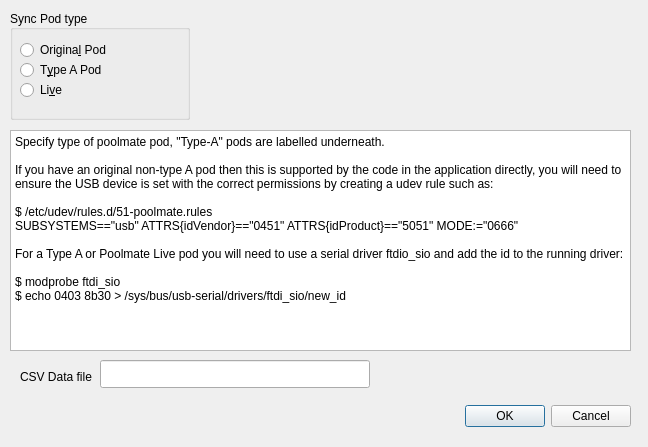
Qt form ui/config.ui (ihewitt/poolviewer) before a commit.
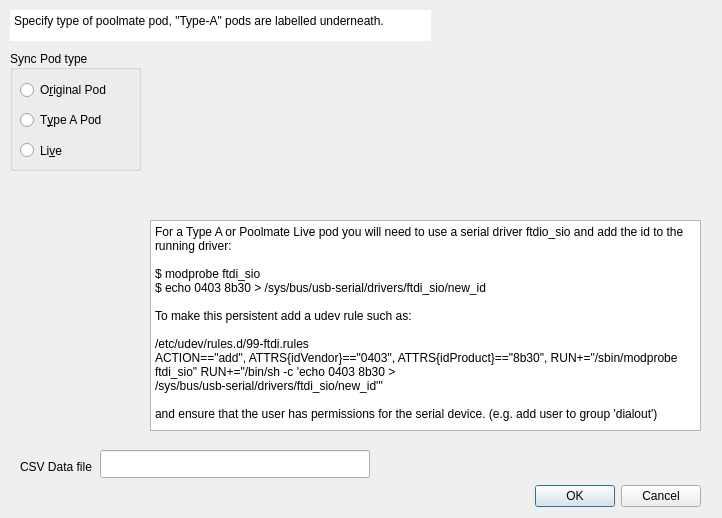
The same form after that commit. Icons and pictures are not drawn.

Commit message: Add some pics and help to the config dialog.

```diff
--- a/ui/config.ui
+++ b/ui/config.ui
@@ -6,8 +6,8 @@
    <rect>
     <x>0</x>
     <y>0</y>
-    <width>648</width>
-    <height>447</height>
+    <width>722</width>
+    <height>518</height>
    </rect>
   </property>
   <property name="windowTitle">
@@ -16,8 +16,8 @@
   <widget class="QDialogButtonBox" name="buttonBox">
    <property name="geometry">
     <rect>
-     <x>290</x>
-     <y>400</y>
+     <x>360</x>
+     <y>480</y>
      <width>341</width>
      <height>32</height>
     </rect>
@@ -33,9 +33,9 @@
    <property name="geometry">
     <rect>
      <x>10</x>
-     <y>10</y>
-     <width>180</width>
-     <height>110</height>
+     <y>50</y>
+     <width>131</width>
+     <height>121</height>
     </rect>
    </property>
    <property name="toolTip">
@@ -63,14 +63,14 @@
      </rect>
     </property>
     <property name="text">
-     <string>Origina&amp;l Pod</string>
+     <string>O&amp;riginal Pod</string>
     </property>
    </widget>
    <widget class="QRadioButton" name="podTypeA">
     <property name="geometry">
      <rect>
       <x>10</x>
-      <y>50</y>
+      <y>60</y>
       <width>100</width>
       <height>20</height>
      </rect>
@@ -83,9 +83,9 @@
     <property name="geometry">
      <rect>
       <x>10</x>
-      <y>70</y>
-      <width>100</width>
-      <height>20</height>
+      <y>90</y>
+      <width>101</width>
+      <height>21</height>
      </rect>
     </property>
     <property name="text">
@@ -97,7 +97,7 @@
    <property name="geometry">
     <rect>
      <x>20</x>
-     <y>370</y>
+     <y>460</y>
      <width>80</width>
      <height>14</height>
     </rect>
@@ -110,7 +110,7 @@
    <property name="geometry">
     <rect>
      <x>100</x>
-     <y>360</y>
+     <y>450</y>
      <width>270</width>
      <height>28</height>
     </rect>
@@ -123,27 +123,135 @@
    <property name="geometry">
     <rect>
      <x>10</x>
-     <y>130</y>
-     <width>621</width>
-     <height>221</height>
+     <y>10</y>
+     <width>421</width>
+     <height>31</height>
     </rect>
    </property>
+   <property name="frameShape">
+    <enum>QFrame::NoFrame</enum>
+   </property>
+   <property name="frameShadow">
+    <enum>QFrame::Plain</enum>
+   </property>
+   <property name="lineWidth">
+    <number>0</number>
+   </property>
    <property name="html">
     <string>&lt;!DOCTYPE HTML PUBLIC &quot;-//W3C//DTD HTML 4.0//EN&quot; &quot;http://www.w3.org/TR/REC-html40/strict.dtd&quot;&gt;
 &lt;html&gt;&lt;head&gt;&lt;meta name=&quot;qrichtext&quot; content=&quot;1&quot; /&gt;&lt;style type=&quot;text/css&quot;&gt;
 p, li { white-space: pre-wrap; }
 &lt;/style&gt;&lt;/head&gt;&lt;body style=&quot; font-family:'Arial'; font-size:9pt; font-weight:400; font-style:normal;&quot;&gt;
-&lt;p style=&quot; margin-top:0px; margin-bottom:0px; margin-left:0px; margin-right:0px; -qt-block-indent:0; text-indent:0px;&quot;&gt;Specify type of poolmate pod, &amp;quot;Type-A&amp;quot; pods are labelled underneath.&lt;/p&gt;
-&lt;p style=&quot;-qt-paragraph-type:empty; margin-top:0px; margin-bottom:0px; margin-left:0px; margin-right:0px; -qt-block-indent:0; text-indent:0px;&quot;&gt;&lt;br /&gt;&lt;/p&gt;
-&lt;p style=&quot; margin-top:0px; margin-bottom:0px; margin-left:0px; margin-right:0px; -qt-block-indent:0; text-indent:0px;&quot;&gt;If you have an original non-type A pod then this is supported by the code in the application directly, you will need to ensure the USB device is set with the correct permissions by creating a udev rule such as:&lt;/p&gt;
+&lt;p style=&quot; margin-top:0px; margin-bottom:0px; margin-left:0px; margin-right:0px; -qt-block-indent:0; text-indent:0px;&quot;&gt;Specify type of poolmate pod, &amp;quot;Type-A&amp;quot; pods are labelled underneath.&lt;/p&gt;&lt;/body&gt;&lt;/html&gt;</string>
+   </property>
+  </widget>
+  <widget class="QLabel" name="podorig">
+   <property name="enabled">
+    <bool>false</bool>
+   </property>
+   <property name="geometry">
+    <rect>
+     <x>170</x>
+     <y>50</y>
+     <width>150</width>
+     <height>150</height>
+    </rect>
+   </property>
+   <property name="text">
+    <string/>
+   </property>
+   <property name="pixmap">
+    <pixmap resource="../poolview.qrc">:/images/pod.png</pixmap>
+   </property>
+  </widget>
+  <widget class="QLabel" name="poda">
+   <property name="enabled">
+    <bool>false</bool>
+   </property>
+   <property name="geometry">
+    <rect>
+     <x>350</x>
+     <y>50</y>
+     <width>150</width>
+     <height>150</height>
+    </rect>
+   </property>
+   <property name="text">
+    <string/>
+   </property>
+   <property name="pixmap">
+    <pixmap resource="../poolview.qrc">:/images/poda.png</pixmap>
+   </property>
+  </widget>
+  <widget class="QLabel" name="podlive">
+   <property name="enabled">
+    <bool>false</bool>
+   </property>
+   <property name="geometry">
+    <rect>
+     <x>530</x>
+     <y>50</y>
+     <width>150</width>
+     <height>150</height>
+    </rect>
+   </property>
+   <property name="text">
+    <string/>
+   </property>
+   <property name="pixmap">
+    <pixmap resource="../poolview.qrc">:/images/podlive.png</pixmap>
+   </property>
+  </widget>
+  <widget class="QTextBrowser" name="orighelp">
+   <property name="geometry">
+    <rect>
+     <x>150</x>
+     <y>220</y>
+     <width>551</width>
+     <height>211</height>
+    </rect>
+   </property>
+   <property name="frameShape">
+    <enum>QFrame::StyledPanel</enum>
+   </property>
+   <property name="html">
+    <string>&lt;!DOCTYPE HTML PUBLIC &quot;-//W3C//DTD HTML 4.0//EN&quot; &quot;http://www.w3.org/TR/REC-html40/strict.dtd&quot;&gt;
+&lt;html&gt;&lt;head&gt;&lt;meta name=&quot;qrichtext&quot; content=&quot;1&quot; /&gt;&lt;style type=&quot;text/css&quot;&gt;
+p, li { white-space: pre-wrap; }
+&lt;/style&gt;&lt;/head&gt;&lt;body style=&quot; font-family:'Arial'; font-size:9pt; font-weight:400; font-style:normal;&quot;&gt;
+&lt;p style=&quot; margin-top:0px; margin-bottom:0px; margin-left:0px; margin-right:0px; -qt-block-indent:0; text-indent:0px;&quot;&gt;For an original pod, no additional drivers are required, however you will need to ensure the USB device is set with the correct permissions by creating a udev rule such as:&lt;/p&gt;
 &lt;p style=&quot;-qt-paragraph-type:empty; margin-top:0px; margin-bottom:0px; margin-left:0px; margin-right:0px; -qt-block-indent:0; text-indent:0px;&quot;&gt;&lt;br /&gt;&lt;/p&gt;
 &lt;p style=&quot; margin-top:0px; margin-bottom:0px; margin-left:0px; margin-right:0px; -qt-block-indent:0; text-indent:0px;&quot;&gt;$ /etc/udev/rules.d/51-poolmate.rules&lt;/p&gt;
 &lt;p style=&quot; margin-top:0px; margin-bottom:0px; margin-left:0px; margin-right:0px; -qt-block-indent:0; text-indent:0px;&quot;&gt;SUBSYSTEMS==&amp;quot;usb&amp;quot; ATTRS{idVendor}==&amp;quot;0451&amp;quot; ATTRS{idProduct}==&amp;quot;5051&amp;quot; MODE:=&amp;quot;0666&amp;quot;&lt;/p&gt;
-&lt;p style=&quot;-qt-paragraph-type:empty; margin-top:0px; margin-bottom:0px; margin-left:0px; margin-right:0px; -qt-block-indent:0; text-indent:0px;&quot;&gt;&lt;br /&gt;&lt;/p&gt;
+&lt;p style=&quot;-qt-paragraph-type:empty; margin-top:0px; margin-bottom:0px; margin-left:0px; margin-right:0px; -qt-block-indent:0; text-indent:0px;&quot;&gt;&lt;br /&gt;&lt;/p&gt;&lt;/body&gt;&lt;/html&gt;</string>
+   </property>
+  </widget>
+  <widget class="QTextBrowser" name="livehelp">
+   <property name="geometry">
+    <rect>
+     <x>150</x>
+     <y>220</y>
+     <width>551</width>
+     <height>211</height>
+    </rect>
+   </property>
+   <property name="html">
+    <string>&lt;!DOCTYPE HTML PUBLIC &quot;-//W3C//DTD HTML 4.0//EN&quot; &quot;http://www.w3.org/TR/REC-html40/strict.dtd&quot;&gt;
+&lt;html&gt;&lt;head&gt;&lt;meta name=&quot;qrichtext&quot; content=&quot;1&quot; /&gt;&lt;style type=&quot;text/css&quot;&gt;
+p, li { white-space: pre-wrap; }
+&lt;/style&gt;&lt;/head&gt;&lt;body style=&quot; font-family:'Arial'; font-size:9pt; font-weight:400; font-style:normal;&quot;&gt;
 &lt;p style=&quot; margin-top:0px; margin-bottom:0px; margin-left:0px; margin-right:0px; -qt-block-indent:0; text-indent:0px;&quot;&gt;For a Type A or Poolmate Live pod you will need to use a serial driver ftdio_sio and add the id to the running driver:&lt;/p&gt;
 &lt;p style=&quot;-qt-paragraph-type:empty; margin-top:0px; margin-bottom:0px; margin-left:0px; margin-right:0px; -qt-block-indent:0; text-indent:0px;&quot;&gt;&lt;br /&gt;&lt;/p&gt;
 &lt;p style=&quot; margin-top:0px; margin-bottom:0px; margin-left:0px; margin-right:0px; -qt-block-indent:0; text-indent:0px;&quot;&gt;$ modprobe ftdi_sio&lt;/p&gt;
-&lt;p style=&quot; margin-top:0px; margin-bottom:0px; margin-left:0px; margin-right:0px; -qt-block-indent:0; text-indent:0px;&quot;&gt;$ echo 0403 8b30 &amp;gt; /sys/bus/usb-serial/drivers/ftdi_sio/new_id&lt;/p&gt;&lt;/body&gt;&lt;/html&gt;</string>
+&lt;p style=&quot; margin-top:0px; margin-bottom:0px; margin-left:0px; margin-right:0px; -qt-block-indent:0; text-indent:0px;&quot;&gt;$ echo 0403 8b30 &amp;gt; /sys/bus/usb-serial/drivers/ftdi_sio/new_id&lt;/p&gt;
+&lt;p style=&quot;-qt-paragraph-type:empty; margin-top:0px; margin-bottom:0px; margin-left:0px; margin-right:0px; -qt-block-indent:0; text-indent:0px;&quot;&gt;&lt;br /&gt;&lt;/p&gt;
+&lt;p style=&quot; margin-top:0px; margin-bottom:0px; margin-left:0px; margin-right:0px; -qt-block-indent:0; text-indent:0px;&quot;&gt;To make this persistent add a udev rule such as: &lt;/p&gt;
+&lt;p style=&quot;-qt-paragraph-type:empty; margin-top:0px; margin-bottom:0px; margin-left:0px; margin-right:0px; -qt-block-indent:0; text-indent:0px;&quot;&gt;&lt;br /&gt;&lt;/p&gt;
+&lt;p style=&quot; margin-top:0px; margin-bottom:0px; margin-left:0px; margin-right:0px; -qt-block-indent:0; text-indent:0px;&quot;&gt;/etc/udev/rules.d/99-ftdi.rules &lt;/p&gt;
+&lt;p style=&quot; margin-top:0px; margin-bottom:0px; margin-left:0px; margin-right:0px; -qt-block-indent:0; text-indent:0px;&quot;&gt;ACTION==&amp;quot;add&amp;quot;, ATTRS{idVendor}==&amp;quot;0403&amp;quot;, ATTRS{idProduct}==&amp;quot;8b30&amp;quot;, RUN+=&amp;quot;/sbin/modprobe ftdi_sio&amp;quot; RUN+=&amp;quot;/bin/sh -c 'echo 0403 8b30 &amp;gt; &lt;/p&gt;
+&lt;p style=&quot; margin-top:0px; margin-bottom:0px; margin-left:0px; margin-right:0px; -qt-block-indent:0; text-indent:0px;&quot;&gt;/sys/bus/usb-serial/drivers/ftdi_sio/new_id'&amp;quot;&lt;/p&gt;
+&lt;p style=&quot;-qt-paragraph-type:empty; margin-top:0px; margin-bottom:0px; margin-left:0px; margin-right:0px; -qt-block-indent:0; text-indent:0px;&quot;&gt;&lt;br /&gt;&lt;/p&gt;
+&lt;p style=&quot; margin-top:0px; margin-bottom:0px; margin-left:0px; margin-right:0px; -qt-block-indent:0; text-indent:0px;&quot;&gt;and ensure that the user has permissions for the serial device. (e.g. add user to group 'dialout')&lt;/p&gt;&lt;/body&gt;&lt;/html&gt;</string>
    </property>
   </widget>
  </widget>
```
Left out of the diff: 14 changed lines with no effect on the pictures. The commit also changes 7 other files.
